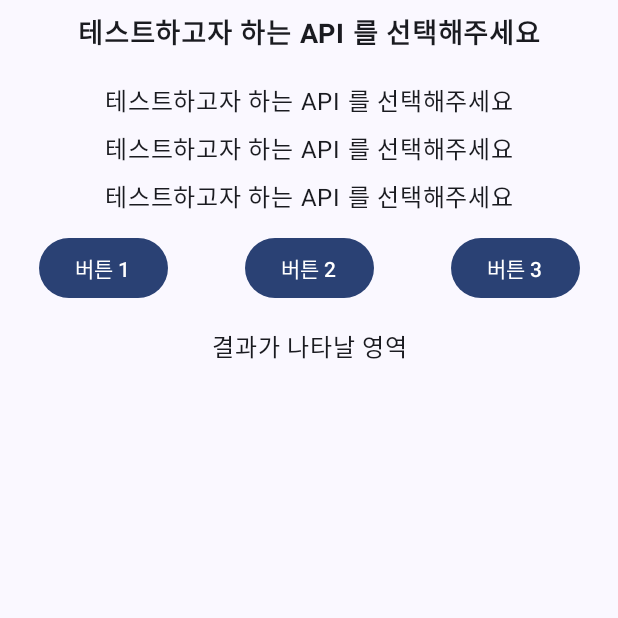
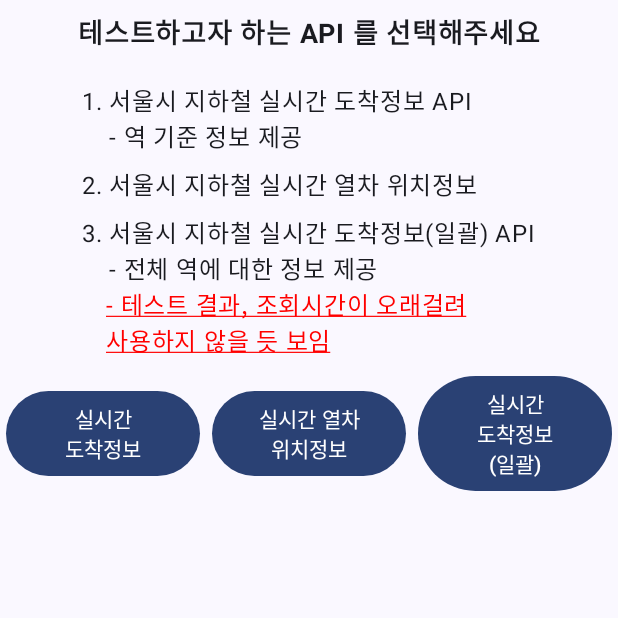
Before and after one commit to TEAM-BCTOY/TestRealtimeSubway, an Android app built with Jetpack Compose: the screen it shows after launch (MainActivity), on a phone screen of 412 x 824 dp, the top half of it. Run offline under Robolectric (Android 15) with nearby library versions, the phone set to English and light mode, and no system bars.

Commit message:
add : API 추가
- 실시간 도착정보, 실시간 열차 위치정보, 실시간 도착정보(일괄) 에 대한 API 추가

```diff
--- a/app/src/main/AndroidManifest.xml
+++ b/app/src/main/AndroidManifest.xml
@@ -1,6 +1,8 @@
 <?xml version="1.0" encoding="utf-8"?>
 <manifest xmlns:android="http://schemas.android.com/apk/res/android"
     xmlns:tools="http://schemas.android.com/tools">
+
+    <uses-permission android:name="android.permission.INTERNET"/>
 
     <application
         android:allowBackup="true"
@@ -11,7 +13,8 @@
         android:roundIcon="@mipmap/ic_launcher_round"
         android:supportsRtl="true"
         android:theme="@style/Theme.TestRealtimeSubway"
-        tools:targetApi="31">
+        tools:targetApi="31"
+        android:usesCleartextTraffic="true">
         <activity
             android:name=".MainActivity"
             android:exported="true"
--- a/app/src/main/java/com/team_bctoy/testrealtimesubway/ApiSelector.kt
+++ /dev/null
@@ -1,118 +0,0 @@
-package com.team_bctoy.testrealtimesubway
-
-import androidx.compose.foundation.layout.Arrangement
-import androidx.compose.foundation.layout.Column
-import androidx.compose.foundation.layout.Row
-import androidx.compose.foundation.layout.fillMaxSize
-import androidx.compose.foundation.layout.fillMaxWidth
-import androidx.compose.foundation.layout.padding
-import androidx.compose.material3.Button
-import androidx.compose.material3.Text
-import androidx.compose.runtime.Composable
-import androidx.compose.ui.Alignment
-import androidx.compose.ui.Modifier
-import androidx.compose.ui.text.font.FontWeight
-import androidx.compose.ui.text.style.TextAlign
-import androidx.compose.ui.tooling.preview.Preview
-import androidx.compose.ui.unit.dp
-import androidx.compose.ui.unit.sp
-import com.team_bctoy.testrealtimesubway.ui.theme.TestRealtimeSubwayTheme
-
-@Composable
-fun ApiSelector(
-    modifier: Modifier = Modifier
-) {
-    Column(
-        modifier = modifier
-            .fillMaxSize(),
-        verticalArrangement = Arrangement.Center,
-        horizontalAlignment = Alignment.CenterHorizontally
-    ) {
-        Text(
-            text = "테스트하고자 하는 API 를 선택해주세요",
-            fontSize = 18.sp,
-            fontWeight = FontWeight.Bold,
-            modifier = Modifier.padding(8.dp)
-        )
-
-        Column(
-            modifier = Modifier.padding(vertical = 8.dp)
-        ) {
-            Text(
-                text = "테스트하고자 하는 API 를 선택해주세요",
-                modifier = Modifier.padding(vertical = 4.dp)
-            )
-            Text(
-                text = "테스트하고자 하는 API 를 선택해주세요",
-                modifier = Modifier.padding(vertical = 4.dp)
-            )
-            Text(
-                text = "테스트하고자 하는 API 를 선택해주세요",
-                modifier = Modifier.padding(vertical = 4.dp)
-            )
-        }
-
-        Row(
-            modifier = Modifier.fillMaxWidth(),
-            horizontalArrangement = Arrangement.Absolute.SpaceAround
-        ) {
-            DefaultButton(
-                onClick = {
-
-                },
-                buttonText = "버튼 1"
-            )
-            DefaultButton(
-                onClick = {
-
-                },
-                buttonText = "버튼 2"
-            )
-            DefaultButton(
-                onClick = {
-
-                },
-                buttonText = "버튼 3"
-            )
-        }
-
-        ResultText(
-            text = "결과가 나타날 영역",
-            modifier = Modifier
-                .padding(16.dp)
-                .weight(1f)
-                .fillMaxWidth()
-        )
-    }
-}
-
-@Composable
-fun DefaultButton(
-    modifier: Modifier = Modifier,
-    onClick: () -> Unit,
-    buttonText: String
-) {
-    Button(
-        onClick = onClick
-    ) {
-        Text(
-            text = buttonText
-        )
-    }
-}
-
-@Composable
-fun ResultText(
-    modifier: Modifier = Modifier,
-    text: String
-) {
-    Text(modifier = modifier, text = text, textAlign = TextAlign.Center)
-}
-
-@Preview(showBackground = true)
-@Composable
-fun PreviewApiSelector() {
-    TestRealtimeSubwayTheme {
-        ApiSelector()
-    }
-}
--- a/app/src/main/java/com/team_bctoy/testrealtimesubway/MainActivity.kt
+++ b/app/src/main/java/com/team_bctoy/testrealtimesubway/MainActivity.kt
@@ -7,10 +7,10 @@ import androidx.activity.enableEdgeToEdge
 import androidx.compose.foundation.layout.fillMaxSize
 import androidx.compose.foundation.layout.padding
 import androidx.compose.material3.Scaffold
-import androidx.compose.material3.Text
 import androidx.compose.runtime.Composable
 import androidx.compose.ui.Modifier
 import androidx.compose.ui.tooling.preview.Preview
+import com.team_bctoy.testrealtimesubway.scene.ApiSelector
 import com.team_bctoy.testrealtimesubway.ui.theme.TestRealtimeSubwayTheme
 
 class MainActivity : ComponentActivity() {
--- /dev/null
+++ b/app/src/main/java/com/team_bctoy/testrealtimesubway/api/data/ResponseRealtimePosition.kt
@@ -0,0 +1,6 @@
+package com.team_bctoy.testrealtimesubway.api.data
+
+data class ResponseRealtimePosition(
+    val errorMessage: ErrorMessage,
+    val realtimePositionList: List<RealtimePosition>
+)
--- /dev/null
+++ b/app/src/main/java/com/team_bctoy/testrealtimesubway/api/data/ResponseRealtimeStationArrival.kt
@@ -0,0 +1,6 @@
+package com.team_bctoy.testrealtimesubway.api.data
+
+data class ResponseRealtimeStationArrival(
+    val errorMessage: ErrorMessage,
+    val realtimeArrivalList: List<RealtimeArrival>
+)
--- /dev/null
+++ b/app/src/main/java/com/team_bctoy/testrealtimesubway/scene/ApiSelector.kt
@@ -0,0 +1,150 @@
+package com.team_bctoy.testrealtimesubway.scene
+
+import androidx.compose.foundation.layout.Arrangement
+import androidx.compose.foundation.layout.Column
+import androidx.compose.foundation.layout.Row
+import androidx.compose.foundation.layout.fillMaxSize
+import androidx.compose.foundation.layout.fillMaxWidth
+import androidx.compose.foundation.layout.padding
+import androidx.compose.foundation.rememberScrollState
+import androidx.compose.foundation.verticalScroll
+import androidx.compose.material3.Button
+import androidx.compose.material3.Text
+import androidx.compose.runtime.Composable
+import androidx.compose.runtime.collectAsState
+import androidx.compose.runtime.getValue
+import androidx.compose.ui.Alignment
+import androidx.compose.ui.Modifier
+import androidx.compose.ui.graphics.Color
+import androidx.compose.ui.text.font.FontWeight
+import androidx.compose.ui.text.style.TextAlign
+import androidx.compose.ui.text.style.TextDecoration
+import androidx.compose.ui.tooling.preview.Preview
+import androidx.compose.ui.unit.dp
+import androidx.compose.ui.unit.sp
+import androidx.lifecycle.viewmodel.compose.viewModel
+import com.team_bctoy.testrealtimesubway.ui.theme.TestRealtimeSubwayTheme
+
+@Composable
+fun ApiSelector(
+    modifier: Modifier = Modifier
+) {
+    val apiViewModel: ApiSelectorViewModel = viewModel()
+    val realtimeArrivalList by apiViewModel.realtimeArrival.collectAsState()
+    val realtimePosition by apiViewModel.realtimePosition.collectAsState()
+    val resultTextScroll = rememberScrollState(0)
+
+    Column(
+        modifier = modifier
+            .fillMaxSize(),
+        verticalArrangement = Arrangement.Center,
+        horizontalAlignment = Alignment.CenterHorizontally
+    ) {
+        Text(
+            text = "테스트하고자 하는 API 를 선택해주세요",
+            fontSize = 18.sp,
+            fontWeight = FontWeight.Bold,
+            modifier = Modifier.padding(8.dp)
+        )
+
+        Column(
+            modifier = Modifier.padding(vertical = 8.dp),
+        ) {
+            Text(
+                text = "1. 서울시 지하철 실시간 도착정보 API\n    - 역 기준 정보 제공",
+                modifier = Modifier.padding(vertical = 4.dp)
+            )
+            Text(
+                text = "2. 서울시 지하철 실시간 열차 위치정보",
+                modifier = Modifier.padding(vertical = 4.dp)
+            )
+            Text(
+                text = "3. 서울시 지하철 실시간 도착정보(일괄) API\n    - 전체 역에 대한 정보 제공",
+                modifier = Modifier.padding(top = 4.dp)
+            )
+            Text(
+                text = "- 테스트 결과, 조회시간이 오래걸려\n사용하지 않을 듯 보임",
+                textDecoration = TextDecoration.Underline,
+                color = Color.Red,
+                modifier = Modifier.padding(start = 16.dp)
+            )
+        }
+
+        Row(
+            modifier = Modifier.fillMaxWidth(),
+            horizontalArrangement = Arrangement.Absolute.SpaceEvenly,
+            verticalAlignment = Alignment.CenterVertically
+        ) {
+            DefaultButton(
+                onClick = {
+                    apiViewModel.callRealtimeSubwayArrival()
+                },
+                buttonText = "실시간\n도착정보",
+                modifier = Modifier
+                    .weight(1f)
+                    .padding(4.dp)
+            )
+            DefaultButton(
+                onClick = {
+                    apiViewModel.callRealtimePosition()
+                },
+                buttonText = "실시간 열차\n위치정보",
+                modifier = Modifier
+                    .weight(1f)
+                    .padding(4.dp)
+            )
+            DefaultButton(
+                onClick = {
+                    apiViewModel.fetchApi3()
+                },
+                buttonText = "실시간\n도착정보\n(일괄)",
+                modifier = Modifier
+                    .weight(1f)
+                    .padding(4.dp)
+            )
+        }
+
+        ResultText(
+            text = if(realtimeArrivalList.isNotEmpty()) realtimeArrivalList.joinToString { it.toString() }
+                    else realtimePosition.joinToString { it.toString() },
+            modifier = Modifier
+                .padding(16.dp)
+                .weight(1f)
+                .fillMaxWidth()
+                .verticalScroll(resultTextScroll)
+        )
+    }
+}
+
+@Composable
+fun DefaultButton(
+    modifier: Modifier = Modifier,
+    onClick: () -> Unit,
+    buttonText: String
+) {
+    Button(
+        onClick = onClick,
+        modifier = modifier
+    ) {
+        Text(
+            text = buttonText,
+            textAlign = TextAlign.Center
+        )
+    }
+}
+
+@Composable
+fun ResultText(
+    modifier: Modifier = Modifier,
+    text: String
+) {
+    Text(modifier = modifier, text = text, textAlign = TextAlign.Center)
+}
+
+@Preview(showBackground = true)
+@Composable
+fun PreviewApiSelector() {
+    TestRealtimeSubwayTheme {
+        ApiSelector()
+    }
+}
```
Also changed, not shown: app/build.gradle.kts (+24 -0 lines), app/src/main/java/com/team_bctoy/testrealtimesubway/api/NetworkClient.kt (added, +52 -0 lines), app/src/main/java/com/team_bctoy/testrealtimesubway/api/NetworkInterface.kt (added, +30 -0 lines), app/src/main/java/com/team_bctoy/testrealtimesubway/api/data/ErrorMessage.kt (added, +12 -0 lines), app/src/main/java/com/team_bctoy/testrealtimesubway/api/data/RealtimeArrival.kt (added, +35 -0 lines), app/src/main/java/com/team_bctoy/testrealtimesubway/api/data/RealtimePosition.kt (added, +24 -0 lines), app/src/main/java/com/team_bctoy/testrealtimesubway/scene/ApiSelectorViewModel.kt (added, +108 -0 lines), gradle/libs.versions.toml (+10 -0 lines).
